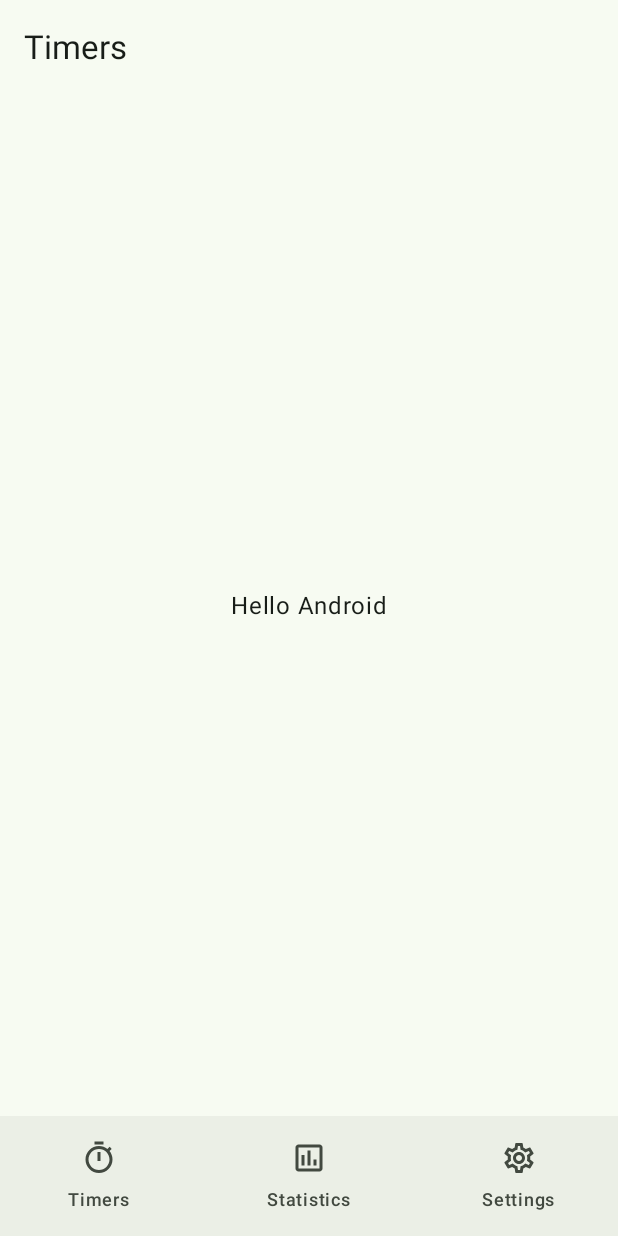
After one commit to Mykhailo-Hordiiko/timers, an Android app built with Jetpack Compose: the composable MainScreen shown on its own in the app's theme, on a phone screen of 412 x 824 dp. The commit adds this screen. Run offline under Robolectric (Android 15) with nearby library versions, the phone set to English and light mode, and no system bars.

Commit message:
Impl MainActivity

```diff
--- a/app/build.gradle.kts
+++ b/app/build.gradle.kts
@@ -45,12 +45,15 @@ android {
 }
 
 dependencies {
+    implementation(project(":core"))
+
     implementation(libs.androidx.core.ktx)
     implementation(libs.androidx.lifecycle.runtime.ktx)
     implementation(libs.google.hilt.android)
     implementation(libs.google.material)
     implementation(libs.androidx.activity.compose)
     implementation(platform(libs.androidx.compose.bom))
+    implementation(libs.androidx.material.icons.extended)
     implementation(libs.androidx.material3)
     implementation(libs.androidx.ui)
     implementation(libs.androidx.ui.graphics)
--- /dev/null
+++ b/app/src/main/java/com/hordiiko/timers/ui/main/MainScreen.kt
@@ -0,0 +1,106 @@
+package com.hordiiko.timers.ui.main
+
+import android.app.Activity
+import android.view.View
+import android.view.Window
+import androidx.compose.foundation.isSystemInDarkTheme
+import androidx.compose.foundation.layout.Box
+import androidx.compose.foundation.layout.fillMaxSize
+import androidx.compose.foundation.layout.padding
+import androidx.compose.material.icons.Icons
+import androidx.compose.material.icons.outlined.InsertChart
+import androidx.compose.material.icons.outlined.Settings
+import androidx.compose.material.icons.outlined.Timer
+import androidx.compose.material3.ExperimentalMaterial3Api
+import androidx.compose.material3.Icon
+import androidx.compose.material3.NavigationBar
+import androidx.compose.material3.NavigationBarItem
+import androidx.compose.material3.Scaffold
+import androidx.compose.material3.Text
+import androidx.compose.material3.TopAppBar
+import androidx.compose.runtime.Composable
+import androidx.compose.runtime.SideEffect
+import androidx.compose.ui.Alignment
+import androidx.compose.ui.Modifier
+import androidx.compose.ui.platform.LocalView
+import androidx.compose.ui.res.stringResource
+import androidx.core.view.WindowInsetsControllerCompat
+import com.hordiiko.core.R
+import com.hordiiko.timers.ui.navigation.NavigationItem
+
+private val navigationItems: List<NavigationItem> =
+    listOf(
+        NavigationItem(Icons.Outlined.Timer, R.string.timers),
+        NavigationItem(Icons.Outlined.InsertChart, R.string.statistics),
+        NavigationItem(Icons.Outlined.Settings, R.string.settings)
+    )
+
+
+@Composable
+internal fun MainScreen() {
+    MainStatusBarAppearance()
+
+    Scaffold(
+        topBar = { MainTopAppBar() },
+        bottomBar = { MainNavigationBar() }
+    ) { innerPadding ->
+        Box(
+            modifier = Modifier
+                .fillMaxSize()
+                .padding(innerPadding),
+            contentAlignment = Alignment.Center
+        ) {
+            Text(
+                text = "Hello Android"
+            )
+        }
+    }
+}
+
+@Composable
+private fun MainStatusBarAppearance(
+    isDarkTheme: Boolean = isSystemInDarkTheme()
+) {
+    val view: View = LocalView.current
+    val activity: Activity = view.context as? Activity ?: return
+    val window: Window = activity.window
+
+    SideEffect {
+        WindowInsetsControllerCompat(window, view).isAppearanceLightStatusBars = !isDarkTheme
+    }
+}
+
+@OptIn(ExperimentalMaterial3Api::class)
+@Composable
+private fun MainTopAppBar() {
+    TopAppBar(
+        title = {
+            Text(
+                text = stringResource(R.string.timers)
+            )
+        }
+    )
+}
+
+@Composable
+private fun MainNavigationBar() {
+    NavigationBar {
+        navigationItems.forEach { item ->
+            NavigationBarItem(
+                selected = false,
+                onClick = {},
+                icon = {
+                    Icon(
+                        imageVector = item.icon,
+                        contentDescription = null
+                    )
+                },
+                label = {
+                    Text(
+                        text = stringResource(item.labelResId)
+                    )
+                }
+            )
+        }
+    }
+}
--- /dev/null
+++ b/app/src/main/java/com/hordiiko/timers/ui/navigation/NavigationBarItem.kt
@@ -0,0 +1,9 @@
+package com.hordiiko.timers.ui.navigation
+
+import androidx.annotation.StringRes
+import androidx.compose.ui.graphics.vector.ImageVector
+
+internal data class NavigationItem(
+    val icon: ImageVector,
+    @StringRes val labelResId: Int
+)
--- /dev/null
+++ b/core/src/main/res/values/strings.xml
@@ -0,0 +1,5 @@
+<resources>
+    <string name="timers">Timers</string>
+    <string name="statistics">Statistics</string>
+    <string name="settings">Settings</string>
+</resources>
--- a/gradle/libs.versions.toml
+++ b/gradle/libs.versions.toml
@@ -28,6 +28,7 @@ google-material = { group = "com.google.android.material", name = "material", ve
 androidx-activity-compose = { group = "androidx.activity", name = "activity-compose", version.ref = "activityCompose" }
 androidx-compose-bom = { group = "androidx.compose", name = "compose-bom", version.ref = "composeBom" }
 
+androidx-material-icons-extended = { group = "androidx.compose.material", name = "material-icons-extended" }
 androidx-material3 = { group = "androidx.compose.material3", name = "material3" }
 androidx-ui = { group = "androidx.compose.ui", name = "ui" }
 androidx-ui-text-google-fonts = { group = "androidx.compose.ui", name = "ui-text-google-fonts" }
```
Also changed, not shown: app/src/main/java/com/hordiiko/timers/MainActivity.kt (+5 -23 lines), 1 other file.
